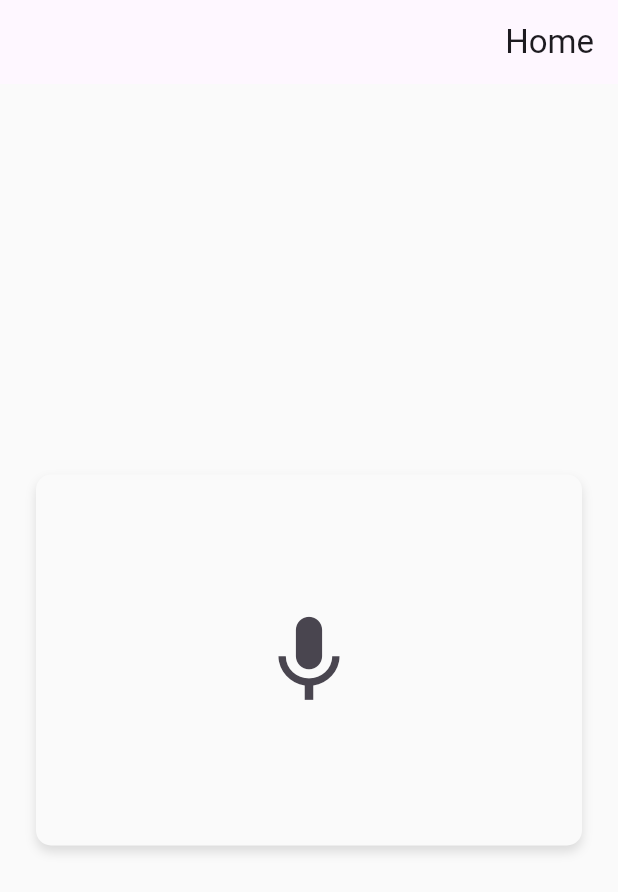
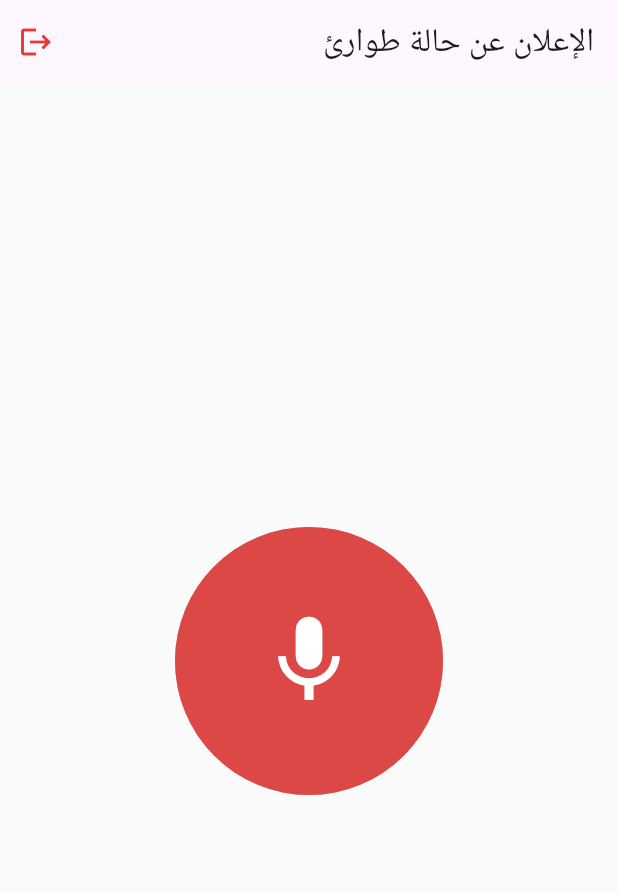
Before and after one commit to iiShahad/mehyay, a Flutter app: the screen it shows once a user with an empty profile is signed in, on a phone screen of 412 x 824 dp. Shown: the top 892 px of the screen. Run offline on Flutter 3.47's test engine with Material 3 defaults, Android fonts, the phone set to English and light mode, and no system bars; drawn by our look-alikes of lottie; our stand-ins replace cloud_firestore, firebase_auth, firebase_core, flutter_dotenv, flutter_riverpod, fpdart and 5 more; accounts and stored records are empty; Roboto replaces fonts that are missing (Tajawal).

Commit message:
feat: implemented emergency screen

```diff
--- a/lib/auth/controllers/auth_controller.dart
+++ b/lib/auth/controllers/auth_controller.dart
@@ -93,4 +93,8 @@ class AuthController {
       _ref.read(userProvider.notifier).update((state) => r);
     });
   }
+
+  void signOut() async {
+    await _authRepository.signOut();
+  }
 }
--- /dev/null
+++ b/lib/core/constants/assets_constants.dart
@@ -0,0 +1,3 @@
+class AssetsConstants {
+  static const String micPulse = 'assets/animations/mic_pulse.json';
+}
--- a/lib/emergency_record/views/home_view.dart
+++ b/lib/emergency_record/views/home_view.dart
@@ -1,9 +1,10 @@
 import 'package:flutter/material.dart';
-import 'package:flutter/widgets.dart';
 import 'package:flutter_riverpod/flutter_riverpod.dart';
+import 'package:lottie/lottie.dart';
+import 'package:mehyay/auth/controllers/auth_controller.dart';
+import 'package:mehyay/core/constants/assets_constants.dart';
 import 'package:mehyay/core/theme/palette.dart';
 import 'package:mehyay/emergency_record/controllers/speech_to_text_controller.dart';
-import 'package:mehyay/emergency_record/repositories/emergency_record_repository.dart';
 
 class HomeView extends ConsumerStatefulWidget {
   const HomeView({super.key});
@@ -12,36 +13,75 @@ class HomeView extends ConsumerStatefulWidget {
   ConsumerState<HomeView> createState() => _HomeViewState();
 }
 
-class _HomeViewState extends ConsumerState<HomeView> {
+class _HomeViewState extends ConsumerState<HomeView>
+    with TickerProviderStateMixin {
+  late AnimationController _controller;
   @override
   void initState() {
     ref.read(speechToTextControllerProvider).initialize();
+    _controller = AnimationController(vsync: this);
     super.initState();
+  }
+
+  void toggleAnimation() {
+    if (_controller.isAnimating) {
+      _controller.stop();
+      _controller.reset();
+      ref.read(speechToTextControllerProvider).stopListening();
+    } else {
+      _controller.repeat();
+      ref.read(speechToTextControllerProvider).listen();
+    }
   }
 
   @override
   Widget build(BuildContext context) {
     return Scaffold(
       appBar: AppBar(
-        title: const Text("Home"),
+        title: const Text("الإعلان عن حالة طوارئ"),
+        actions: [
+          IconButton(
+            onPressed: () {
+              ref.read(authControllerProvider).signOut();
+            },
+            icon: const Icon(
+              Icons.logout,
+              color: Palette.red,
+            ),
+          )
+        ],
       ),
-      body: Center(
-          child: Container(
-        height: MediaQuery.of(context).size.height * 0.3,
-        margin: const EdgeInsets.all(Palette.lInsets),
-        decoration: BoxDecoration(
-          boxShadow: Palette.boxShadow,
-          color: Palette.background,
-          borderRadius: BorderRadius.circular(10),
-        ),
-        child: Center(
-          child: IconButton(
-              onPressed: () {
-                ref.read(speechToTextControllerProvider).listen();
+      body: Stack(
+        alignment: Alignment.center,
+        children: [
+          SizedBox(
+            width: 400,
+            height: 400,
+            child: GestureDetector(
+              onTap: () {
+                toggleAnimation();
               },
-              icon: const Icon(Icons.mic, size: 70)),
-        ),
-      )),
+              child: LottieBuilder.asset(
+                animate: false,
+                fit: BoxFit.contain,
+                AssetsConstants.micPulse,
+                controller: _controller,
+                onLoaded: (composition) {
+                  _controller.duration = composition.duration;
+                },
+              ),
+            ),
+          ),
+          const Align(
+            alignment: Alignment.center,
+            child: Icon(
+              Icons.mic,
+              size: 70,
+              color: Palette.white,
+            ),
+          ),
+        ],
+      ),
     );
   }
 }
--- a/pubspec.yaml
+++ b/pubspec.yaml
@@ -49,6 +49,7 @@ dependencies:
   speech_to_text: ^6.6.0
   google_generative_ai: ^0.2.0
   flutter_dotenv: ^5.1.0
+  lottie: ^3.0.0
 
 dev_dependencies:
   flutter_test:
@@ -74,7 +75,7 @@ flutter:
   # To add assets to your application, add an assets section, like this:
   assets:
     - .env
-  #   - images/a_dot_ham.jpeg
+    - assets/animations/
 
   # An image asset can refer to one or more resolution-specific "variants", see
   # https://flutter.dev/assets-and-images/#resolution-aware
```
Also changed, not shown: assets/animations/mic_pulse.json (added, +1 -0 lines), pubspec.lock.
